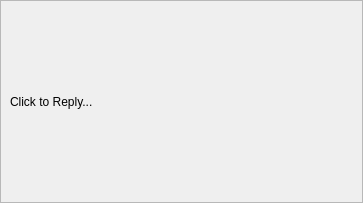
Qt form python/app/widgets/note_input_widget/resources/note_input_widget.ui (shotgunsoftware/tk-multi-shotgunpanel) before a commit.
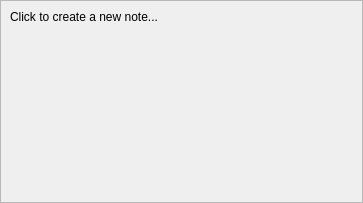
The same form after that commit. The open tabs and pages were chosen to show the change. Icons and pictures are not drawn. Custom widgets are drawn as their Qt base class.

Patch:
```diff
--- a/python/app/widgets/note_input_widget/resources/note_input_widget.ui
+++ b/python/app/widgets/note_input_widget/resources/note_input_widget.ui
@@ -211,38 +211,6 @@
        </item>
       </layout>
      </widget>
-     <widget class="QWidget" name="reply_preview_page">
-      <layout class="QVBoxLayout" name="verticalLayout_7">
-       <property name="margin">
-        <number>0</number>
-       </property>
-       <item>
-        <widget class="QFrame" name="reply_frame">
-         <property name="styleSheet">
-          <string notr="true"/>
-         </property>
-         <property name="frameShape">
-          <enum>QFrame::StyledPanel</enum>
-         </property>
-         <property name="frameShadow">
-          <enum>QFrame::Raised</enum>
-         </property>
-         <layout class="QVBoxLayout" name="verticalLayout_6">
-          <item>
-           <widget class="QLabel" name="reply_placeholder">
-            <property name="text">
-             <string>Click to Reply...</string>
-            </property>
-            <property name="alignment">
-             <set>Qt::AlignLeading|Qt::AlignLeft|Qt::AlignVCenter</set>
-            </property>
-           </widget>
-          </item>
-         </layout>
-        </widget>
-       </item>
-      </layout>
-     </widget>
     </widget>
    </item>
   </layout>
```
Left out of the diff: 2 changed lines with no effect on the pictures.
